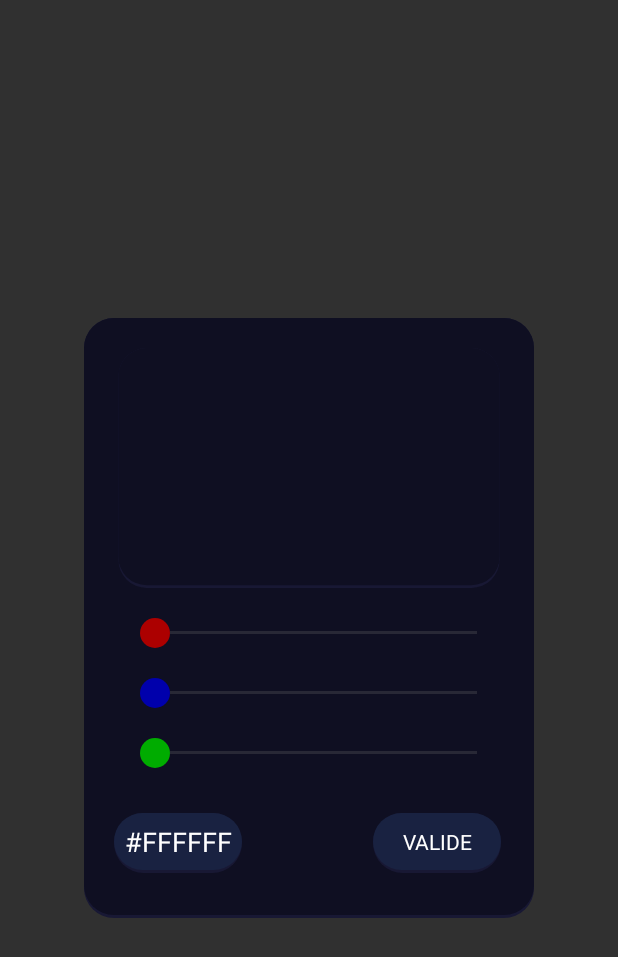
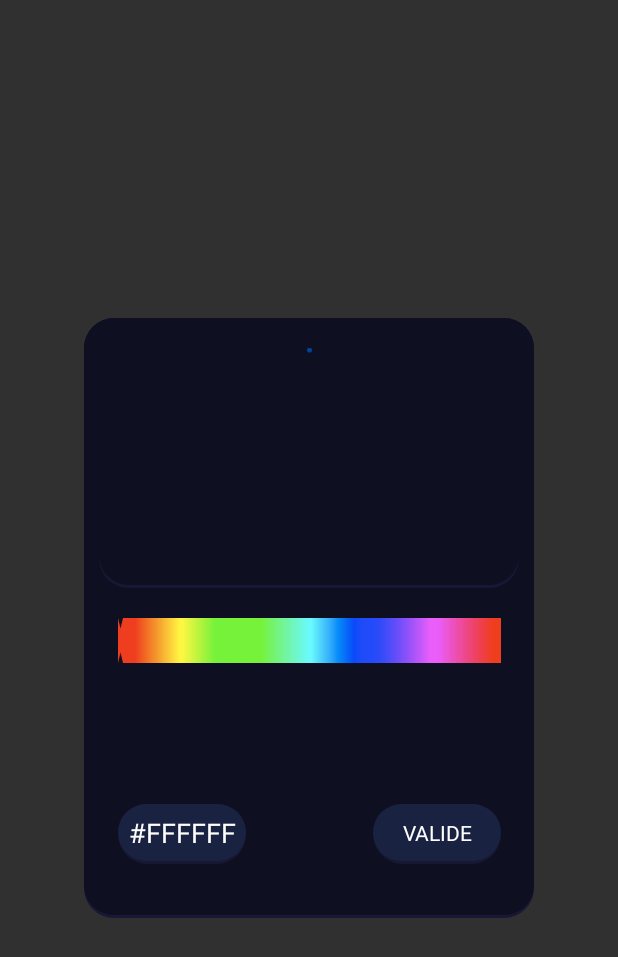
Before and after one commit to NewGlace/Notes-for-Dummies, an Android app: the layout color_picker.xml on its own in the app's theme, with its tools: preview values and no code run, on a phone screen of 412 x 824 dp. Shown: the top 957 px of the screen. Run offline under Robolectric (Android 15) with nearby library versions, the phone set to English and light mode, and no system bars.

Commit message:
update: color picker

```diff
--- a/app/src/main/res/drawable/circle_bar.xml
+++ b/app/src/main/res/drawable/circle_bar.xml
@@ -3,7 +3,7 @@
     <item>
         <shape
             android:shape="oval" >
-            <size android:height="20dp" android:width="20dp"/>
+            <size android:height="15dp" android:width="15dp"/>
         </shape>
     </item>
 </layer-list>
--- /dev/null
+++ b/app/src/main/res/drawable/hue_select.xml
@@ -0,0 +1,13 @@
+<!-- drawable/star.xml -->
+<vector xmlns:android="http://schemas.android.com/apk/res/android"
+    android:width="3dp"
+    android:height="30dp"
+    android:viewportWidth="3"
+    android:viewportHeight="30">
+    <path
+        android:fillColor="#0f0f22"
+        android:pathData="M0,0L3,0L1.5,7"/>
+    <path
+        android:fillColor="#0f0f22"
+        android:pathData="M0,30L3,30L1.5,23"/>
+</vector>
--- a/app/src/main/res/layout/color_picker.xml
+++ b/app/src/main/res/layout/color_picker.xml
@@ -5,31 +5,6 @@
     xmlns:tools="http://schemas.android.com/tools"
     android:layout_width="match_parent"
     android:layout_height="match_parent">
-
-    <Space
-        android:id="@+id/space8"
-        android:layout_width="20dp"
-        android:layout_height="20dp"
-        app:layout_constraintEnd_toEndOf="@id/imageView"
-        app:layout_constraintTop_toTopOf="@id/imageView" />
-    <Space
-        android:id="@+id/space9"
-        android:layout_width="20dp"
-        android:layout_height="20dp"
-        app:layout_constraintEnd_toEndOf="@id/imageView"
-        app:layout_constraintTop_toBottomOf="@id/colorPicker" />
-    <Space
-        android:id="@+id/space10"
-        android:layout_width="20dp"
-        android:layout_height="20dp"
-        app:layout_constraintEnd_toEndOf="@id/imageView"
-        app:layout_constraintTop_toBottomOf="@id/SeekBarRedPickerColor" />
-    <Space
-        android:id="@+id/space11"
-        android:layout_width="20dp"
-        android:layout_height="20dp"
-        app:layout_constraintStart_toStartOf="@id/imageView"
-        app:layout_constraintTop_toBottomOf="@id/SeekBarGreenPickerColor" />
     <ImageView
         android:id="@+id/imageView"
         android:layout_width="300dp"
@@ -40,14 +15,66 @@
         app:layout_constraintStart_toStartOf="parent"
         app:layout_constraintTop_toTopOf="parent" />
 
+    <Space
+        android:id="@+id/space8"
+        android:layout_width="0dp"
+        android:layout_height="20dp"
+        app:layout_constraintEnd_toEndOf="@id/imageView"
+        app:layout_constraintTop_toTopOf="@id/imageView" />
+    <Space
+        android:id="@+id/space9"
+        android:layout_width="00dp"
+        android:layout_height="20dp"
+        app:layout_constraintEnd_toEndOf="@id/imageView"
+        app:layout_constraintTop_toBottomOf="@id/colorPicker" />
+    <Space
+        android:id="@+id/space10"
+        android:layout_width="0dp"
+        android:layout_height="20dp"
+        app:layout_constraintEnd_toEndOf="@id/imageView"
+        app:layout_constraintTop_toBottomOf="@id/SeekBarRedPickerColor" />
+    <Space
+        android:id="@+id/space11"
+        android:layout_width="0dp"
+        android:layout_height="20dp"
+        app:layout_constraintStart_toStartOf="@id/imageView"
+        app:layout_constraintTop_toBottomOf="@id/SeekBarGreenPickerColor" />
+
+
     <ImageView
         android:id="@+id/colorPicker"
         android:layout_width="280dp"
         android:layout_height="160dp"
-        android:src="@drawable/bg_dialog"
+        android:background="@drawable/bg_dialog"
         app:layout_constraintEnd_toEndOf="@id/imageView"
         app:layout_constraintStart_toStartOf="@id/imageView"
         app:layout_constraintTop_toBottomOf="@id/space8" />
+    <ImageView
+        android:id="@+id/color_select"
+        android:layout_width="3dp"
+        android:layout_height="3dp"
+        android:background="@drawable/button"
+        app:layout_constraintEnd_toEndOf="@id/imageView"
+        app:layout_constraintStart_toStartOf="@id/imageView"
+        app:layout_constraintTop_toBottomOf="@id/space8" />
+
+    <ImageView
+        android:id="@+id/hue"
+        android:layout_width="255dp"
+        android:layout_height="30dp"
+        android:background="@drawable/hue"
+        app:layout_constraintEnd_toEndOf="@id/space9"
+        app:layout_constraintStart_toStartOf="@id/imageView"
+        app:layout_constraintTop_toBottomOf="@id/space9"/>
+
+    <ImageView
+        android:id="@+id/hue_select"
+        android:layout_width="3dp"
+        android:layout_height="30dp"
+        android:background="@drawable/hue_select"
+        app:layout_constraintBottom_toBottomOf="@id/hue"
+        app:layout_constraintStart_toStartOf="@+id/hue"
+        app:layout_constraintTop_toTopOf="@id/hue" />
 
     <SeekBar
         android:id="@+id/SeekBarRedPickerColor"
@@ -59,7 +86,8 @@
         android:thumb="@drawable/circle_bar"
         app:layout_constraintEnd_toEndOf="@id/space9"
         app:layout_constraintStart_toStartOf="@id/imageView"
-        app:layout_constraintTop_toBottomOf="@id/space9" />
+        app:layout_constraintTop_toBottomOf="@id/space9"
+        android:visibility="invisible"/>
     <SeekBar
         android:id="@+id/SeekBarGreenPickerColor"
         style="@style/SeekBarGreenPickerColor"
@@ -71,7 +99,8 @@
         android:thumb="@drawable/circle_bar"
         app:layout_constraintEnd_toEndOf="@id/space9"
         app:layout_constraintStart_toStartOf="@id/imageView"
-        app:layout_constraintTop_toBottomOf="@id/space10" />
+        app:layout_constraintTop_toBottomOf="@id/space10"
+        android:visibility="invisible"/>
     <SeekBar
         android:id="@+id/SeekBarBluePickerColor"
         style="@style/SeekBarBluePickerColor"
@@ -83,20 +112,21 @@
         android:thumb="@drawable/circle_bar"
         app:layout_constraintEnd_toEndOf="@id/space9"
         app:layout_constraintStart_toStartOf="@id/imageView"
-        app:layout_constraintTop_toBottomOf="@id/space11" />
+        app:layout_constraintTop_toBottomOf="@id/space11"
+        android:visibility="invisible"/>
 
     <EditText
         android:id="@+id/hexColor"
-        android:maxLength="7"
         android:layout_width="85dp"
         android:layout_height="40dp"
+        android:background="@drawable/bg_notes"
+        android:gravity="center"
         android:maxHeight="40dp"
+        android:maxLength="7"
         android:text="#FFFFFF"
-        android:gravity="center"
-        android:background="@drawable/bg_notes"
         android:textColor="#ffffff"
         app:layout_constraintBottom_toBottomOf="@id/imageView"
-        app:layout_constraintStart_toEndOf="@id/space11"
+        app:layout_constraintStart_toStartOf="@+id/SeekBarBluePickerColor"
         app:layout_constraintTop_toBottomOf="@id/SeekBarBluePickerColor" />
 
     <TextView
--- a/app/src/main/res/values-v21/styles.xml
+++ b/app/src/main/res/values-v21/styles.xml
@@ -20,12 +20,12 @@
         <item name="android:progressTint">#AC0000</item>
         <item name="android:thumbTint">#AC0000</item>
     </style>
-    <style name="SeekBarGreenPickerColor" parent="Widget.AppCompat.SeekBar">
+    <style name="SeekBarBluePickerColor" parent="Widget.AppCompat.SeekBar">
         <item name="android:progressBackgroundTint">#656565</item>
         <item name="android:progressTint">#0000AC</item>
         <item name="android:thumbTint">#0000AC</item>
     </style>
-    <style name="SeekBarBluePickerColor" parent="Widget.AppCompat.SeekBar">
+    <style name="SeekBarGreenPickerColor" parent="Widget.AppCompat.SeekBar">
         <item name="android:progressBackgroundTint">#656565</item>
         <item name="android:progressTint">#00AC00</item>
         <item name="android:thumbTint">#00AC00</item>
```
Also changed, not shown: app/src/main/java/fr/newglace/notedesnazes/Activity/NoteActivity.java (+31 -77 lines), app/src/main/res/drawable/hue.png (added).
